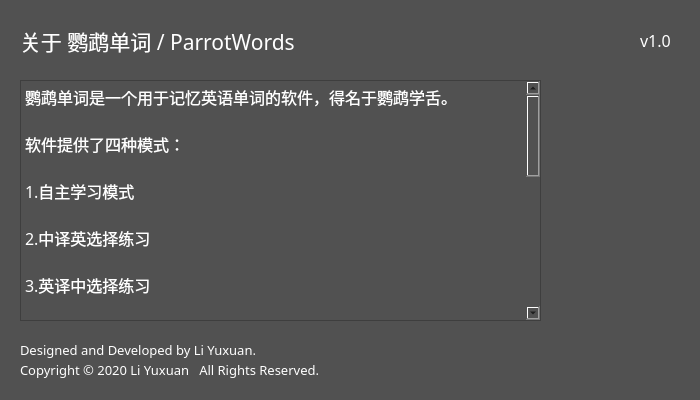
liyuxuan2003/ParrotWords, file About.ui: the form before one commit.
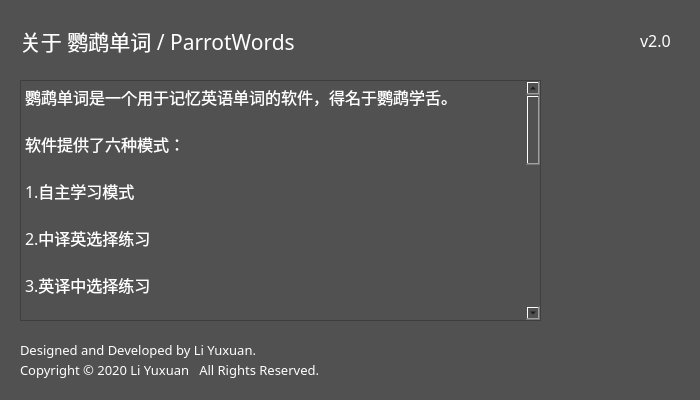
The form after the commit. Icons and pictures are not drawn.

Diff of the .ui file:
```diff
--- a/About.ui
+++ b/About.ui
@@ -79,7 +79,7 @@
     <string notr="true">color: rgb(255, 255, 255);</string>
    </property>
    <property name="text">
-    <string>v1.0</string>
+    <string>v2.0</string>
    </property>
   </widget>
   <widget class="QPlainTextEdit" name="plainTextEdit">
@@ -107,7 +107,7 @@
    <property name="plainText">
     <string>鹦鹉单词是一个用于记忆英语单词的软件，得名于鹦鹉学舌。
 
-软件提供了四种模式：
+软件提供了六种模式：
 
 1.自主学习模式
 
@@ -115,7 +115,11 @@
 
 3.英译中选择练习
 
-4.英译中拼写练习
+4.中译英自测练习
+
+5.英译中自测练习
+
+6.英译中拼写练习
 
 软件可以通过数据写入功能创建词库，所创建的词库不依赖于软件，而是以独立的JSON文件保存，灵活性强，易于修改。
 
```
